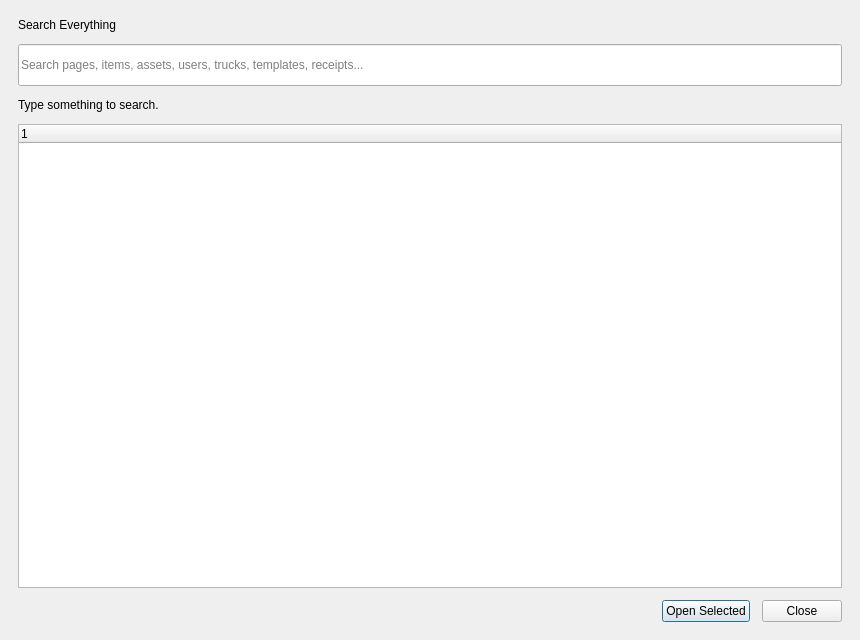
Old version of the form InventoryQtApp/GlobalSearchDialog.ui in the repository Felipeact/InventoryQtApp.
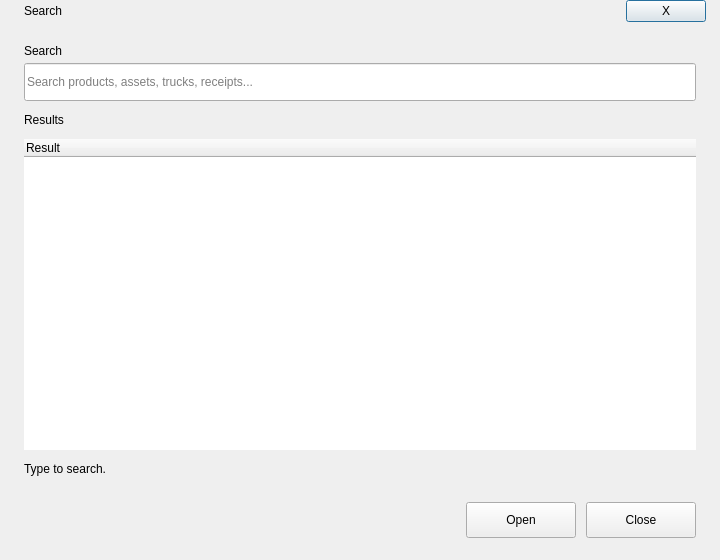
New version of the form.

```diff
--- a/InventoryQtApp/GlobalSearchDialog.ui
+++ b/InventoryQtApp/GlobalSearchDialog.ui
@@ -1,122 +1,47 @@
 <?xml version="1.0" encoding="UTF-8"?>
 <ui version="4.0">
-	<class>GlobalSearchDialogClass</class>
-	<widget class="QDialog" name="GlobalSearchDialogClass">
-		<property name="geometry">
-			<rect>
-				<x>0</x>
-				<y>0</y>
-				<width>860</width>
-				<height>640</height>
-			</rect>
-		</property>
-		<property name="windowTitle">
-			<string>Global Search</string>
-		</property>
-
-		<layout class="QVBoxLayout" name="mainLayout">
-			<property name="leftMargin">
-				<number>18</number>
-			</property>
-			<property name="topMargin">
-				<number>18</number>
-			</property>
-			<property name="rightMargin">
-				<number>18</number>
-			</property>
-			<property name="bottomMargin">
-				<number>18</number>
-			</property>
-			<property name="spacing">
-				<number>12</number>
-			</property>
-
-			<item>
-				<widget class="QLabel" name="titleLabel">
-					<property name="text">
-						<string>Search Everything</string>
-					</property>
-				</widget>
-			</item>
-
-			<item>
-				<widget class="QLineEdit" name="searchInput">
-					<property name="placeholderText">
-						<string>Search pages, items, assets, users, trucks, templates, receipts...</string>
-					</property>
-					<property name="minimumSize">
-						<size>
-							<width>0</width>
-							<height>42</height>
-						</size>
-					</property>
-				</widget>
-			</item>
-
-			<item>
-				<widget class="QLabel" name="summaryLabel">
-					<property name="text">
-						<string>Type something to search.</string>
-					</property>
-				</widget>
-			</item>
-
-			<item>
-				<widget class="QTreeWidget" name="resultsTree">
-					<property name="minimumSize">
-						<size>
-							<width>0</width>
-							<height>430</height>
-						</size>
-					</property>
-					<property name="rootIsDecorated">
-						<bool>true</bool>
-					</property>
-					<property name="alternatingRowColors">
-						<bool>false</bool>
-					</property>
-					<property name="uniformRowHeights">
-						<bool>false</bool>
-					</property>
-				</widget>
-			</item>
-
-			<item>
-				<layout class="QHBoxLayout" name="buttonLayout">
-					<item>
-						<spacer name="buttonSpacer">
-							<property name="orientation">
-								<enum>Qt::Horizontal</enum>
-							</property>
-							<property name="sizeHint" stdset="0">
-								<size>
-									<width>40</width>
-									<height>20</height>
-								</size>
-							</property>
-						</spacer>
-					</item>
-
-					<item>
-						<widget class="QPushButton" name="openButton">
-							<property name="text">
-								<string>Open Selected</string>
-							</property>
-						</widget>
-					</item>
-
-					<item>
-						<widget class="QPushButton" name="closeButton">
-							<property name="text">
-								<string>Close</string>
-							</property>
-						</widget>
-					</item>
-				</layout>
-			</item>
-		</layout>
-	</widget>
-
-	<resources/>
-	<connections/>
+ <class>GlobalSearchDialogClass</class>
+ <widget class="QDialog" name="GlobalSearchDialogClass">
+  <property name="geometry"><rect><x>0</x><y>0</y><width>720</width><height>560</height></rect></property>
+  <property name="minimumSize"><size><width>720</width><height>560</height></size></property>
+  <property name="windowTitle"><string>Search</string></property>
+  <layout class="QVBoxLayout" name="rootLayout">
+   <property name="leftMargin"><number>0</number></property><property name="topMargin"><number>0</number></property>
+   <property name="rightMargin"><number>0</number></property><property name="bottomMargin"><number>0</number></property>
+   <property name="spacing"><number>0</number></property>
+   <item>
+    <widget class="QWidget" name="dialogCard" native="true">
+     <layout class="QVBoxLayout" name="dialogCardLayout">
+      <property name="leftMargin"><number>0</number></property><property name="topMargin"><number>0</number></property>
+      <property name="rightMargin"><number>0</number></property><property name="bottomMargin"><number>0</number></property>
+      <property name="spacing"><number>0</number></property>
+      <item>
+       <widget class="QWidget" name="headerContainer" native="true">
+        <layout class="QHBoxLayout" name="headerLayout">
+         <property name="leftMargin"><number>24</number></property><property name="topMargin"><number>0</number></property>
+         <property name="rightMargin"><number>14</number></property><property name="bottomMargin"><number>0</number></property>
+         <item><widget class="QLabel" name="titleLabel"><property name="text"><string>Search</string></property></widget></item>
+         <item><spacer name="headerSpacer"><property name="orientation"><enum>Qt::Horizontal</enum></property><property name="sizeHint" stdset="0"><size><width>40</width><height>20</height></size></property></spacer></item>
+         <item><widget class="QPushButton" name="closeButton"><property name="cursor"><cursorShape>PointingHandCursor</cursorShape></property><property name="text"><string>X</string></property></widget></item>
+        </layout>
+       </widget>
+      </item>
+      <item>
+       <widget class="QWidget" name="formContainer" native="true">
+        <layout class="QVBoxLayout" name="formLayout">
+         <property name="leftMargin"><number>24</number></property><property name="topMargin"><number>22</number></property>
+         <property name="rightMargin"><number>24</number></property><property name="bottomMargin"><number>12</number></property>
+         <property name="spacing"><number>12</number></property>
+         <item><layout class="QVBoxLayout" name="row_searchInput"><property name="spacing"><number>5</number></property><item><widget class="QLabel" name="searchInputCap"><property name="text"><string>Search</string></property></widget></item><item><widget class="QLineEdit" name="searchInput"><property name="minimumSize"><size><width>0</width><height>38</height></size></property><property name="placeholderText"><string>Search products, assets, trucks, receipts...</string></property></widget></item></layout></item><item><widget class="QLabel" name="resultsSectionLabel"><property name="text"><string>Results</string></property></widget></item><item><widget class="QTreeWidget" name="resultsTree"><property name="minimumSize"><size><width>0</width><height>280</height></size></property><property name="frameShape"><enum>QFrame::NoFrame</enum></property><column><property name="text"><string>Result</string></property></column></widget></item><item><widget class="QLabel" name="summaryLabel"><property name="text"><string>Type to search.</string></property></widget></item>
+        </layout>
+       </widget>
+      </item>
+      <item><widget class="QWidget" name="footerContainer" native="true"><layout class="QHBoxLayout" name="footerLayout"><property name="leftMargin"><number>24</number></property><property name="topMargin"><number>14</number></property><property name="rightMargin"><number>24</number></property><property name="bottomMargin"><number>22</number></property><property name="spacing"><number>10</number></property><item><spacer name="footerSpacer"><property name="orientation"><enum>Qt::Horizontal</enum></property><property name="sizeHint" stdset="0"><size><width>40</width><height>20</height></size></property></spacer></item><item><widget class="QPushButton" name="openButton"><property name="minimumSize"><size><width>110</width><height>36</height></size></property><property name="cursor"><cursorShape>PointingHandCursor</cursorShape></property><property name="text"><string>Open</string></property><property name="variant" stdset="0"><string>primary</string></property></widget></item><item><widget class="QPushButton" name="closeButton2"><property name="minimumSize"><size><width>110</width><height>36</height></size></property><property name="cursor"><cursorShape>PointingHandCursor</cursorShape></property><property name="text"><string>Close</string></property></widget></item></layout></widget></item>
+     </layout>
+    </widget>
+   </item>
+  </layout>
+ </widget>
+ <resources/>
+ <connections/>
 </ui>
```
